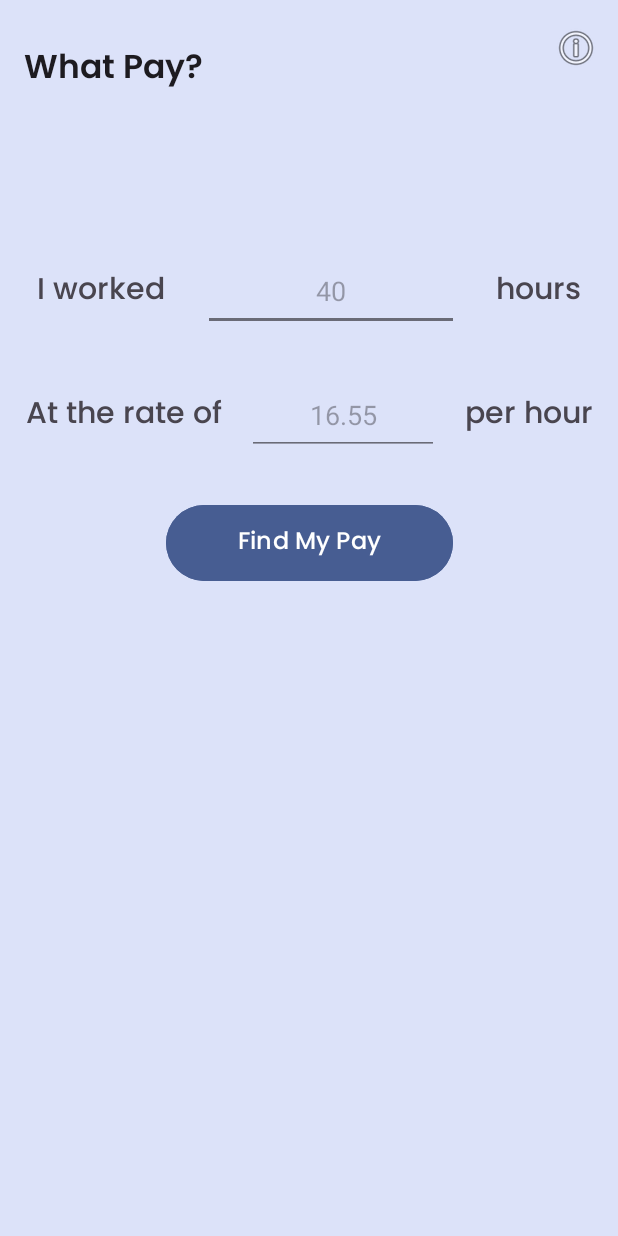
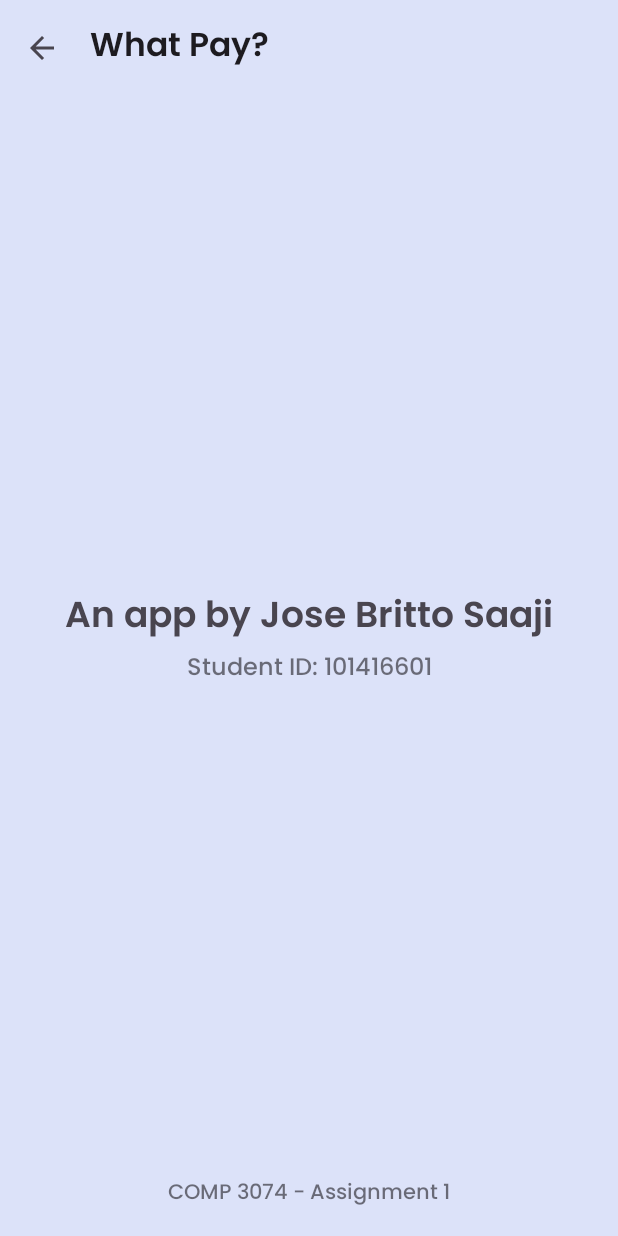
Before and after one commit to JoseBritto/COMP3074_Assignment1, an Android app: the screen it shows after launch (MainActivity before the commit, AboutActivity after it), after a tap on "About", on a phone screen of 412 x 824 dp. Run offline under Robolectric (Android 15) with nearby library versions, the phone set to English and light mode, and no system bars.

Commit message:
Add about page

```diff
--- a/app/src/main/AndroidManifest.xml
+++ b/app/src/main/AndroidManifest.xml
@@ -13,6 +13,9 @@
         android:theme="@style/Theme.Assignment1"
         tools:targetApi="31">
         <activity
+            android:name=".AboutActivity"
+            android:exported="false" />
+        <activity
             android:name=".MainActivity"
             android:exported="true">
             <intent-filter>
@@ -21,6 +24,7 @@
                 <category android:name="android.intent.category.LAUNCHER" />
             </intent-filter>
         </activity>
+
         <meta-data
             android:name="preloaded_fonts"
             android:resource="@array/preloaded_fonts" />
--- a/app/src/main/java/ca/georgebrown/josebritto/assignment1/AboutActivity.java
+++ b/app/src/main/java/ca/georgebrown/josebritto/assignment1/AboutActivity.java
@@ -4,9 +4,12 @@ import android.os.Bundle;
 
 import androidx.activity.EdgeToEdge;
 import androidx.appcompat.app.AppCompatActivity;
+import androidx.appcompat.widget.Toolbar;
 import androidx.core.graphics.Insets;
 import androidx.core.view.ViewCompat;
 import androidx.core.view.WindowInsetsCompat;
+
+import java.util.Objects;
 
 public class AboutActivity extends AppCompatActivity {
 
@@ -20,5 +23,16 @@ public class AboutActivity extends AppCompatActivity {
             v.setPadding(systemBars.left, systemBars.top, systemBars.right, systemBars.bottom);
             return insets;
         });
+
+        Toolbar actionbar = findViewById(R.id.toolbar_about);
+        setSupportActionBar(actionbar);
+
+        Objects.requireNonNull(getSupportActionBar()).setDisplayHomeAsUpEnabled(true);
+    }
+
+    @Override
+    public boolean onSupportNavigateUp() {
+        finish();
+        return true;
     }
 }
--- a/app/src/main/java/ca/georgebrown/josebritto/assignment1/MainActivity.java
+++ b/app/src/main/java/ca/georgebrown/josebritto/assignment1/MainActivity.java
@@ -1,5 +1,6 @@
 package ca.georgebrown.josebritto.assignment1;
 
+import android.content.Intent;
 import android.os.Bundle;
 import android.view.Menu;
 import android.view.MenuItem;
@@ -95,7 +96,8 @@ public class MainActivity extends AppCompatActivity {
     public boolean onOptionsItemSelected(@NonNull MenuItem item) {
         if(item.getItemId() != R.id.about_menu_item)
             return super.onOptionsItemSelected(item);
-        Toast.makeText(this,"Yes, It works!", Toast.LENGTH_SHORT).show();
+        Intent about = new Intent(this, AboutActivity.class);
+        startActivity(about);
         return true;
     }
 
--- a/app/src/main/res/layout/activity_about.xml
+++ b/app/src/main/res/layout/activity_about.xml
@@ -7,4 +7,49 @@
     android:layout_height="match_parent"
     tools:context=".AboutActivity">
 
+    <androidx.appcompat.widget.Toolbar
+        android:id="@+id/toolbar_about"
+        android:layout_width="match_parent"
+        android:layout_height="wrap_content"
+        android:background="?attr/backgroundColor"
+        android:minHeight="?attr/actionBarSize"
+        android:theme="@style/ToolbarTheme"
+        app:layout_constraintTop_toTopOf="parent"/>
+
+    <TextView
+        android:id="@+id/textView"
+        android:layout_width="wrap_content"
+        android:layout_height="wrap_content"
+        android:fontFamily="@font/poppins_semibold"
+        android:text="An app by Jose Britto Saaji"
+        android:textSize="24sp"
+        android:textStyle="bold"
+        app:layout_constraintBottom_toBottomOf="parent"
+        app:layout_constraintEnd_toEndOf="parent"
+        app:layout_constraintStart_toStartOf="parent"
+        app:layout_constraintTop_toTopOf="parent" />
+
+    <TextView
+        android:id="@+id/textView2"
+        android:layout_width="wrap_content"
+        android:layout_height="wrap_content"
+        android:fontFamily="@font/poppins_medium"
+        android:text="Student ID: 101416601"
+        android:textSize="16sp"
+        android:textColor="@color/material_on_background_emphasis_medium"
+        app:layout_constraintEnd_toEndOf="parent"
+        app:layout_constraintStart_toStartOf="parent"
+        app:layout_constraintTop_toBottomOf="@+id/textView" />
+
+    <TextView
+        android:id="@+id/textView3"
+        android:layout_width="wrap_content"
+        android:layout_height="wrap_content"
+        android:fontFamily="@font/poppins_medium"
+        android:textColor="@color/material_on_background_emphasis_medium"
+        android:text="COMP 3074 - Assignment 1"
+        android:layout_marginBottom="16dp"
+        app:layout_constraintBottom_toBottomOf="parent"
+        app:layout_constraintEnd_toEndOf="parent"
+        app:layout_constraintStart_toStartOf="parent" />
 </androidx.constraintlayout.widget.ConstraintLayout>
```
